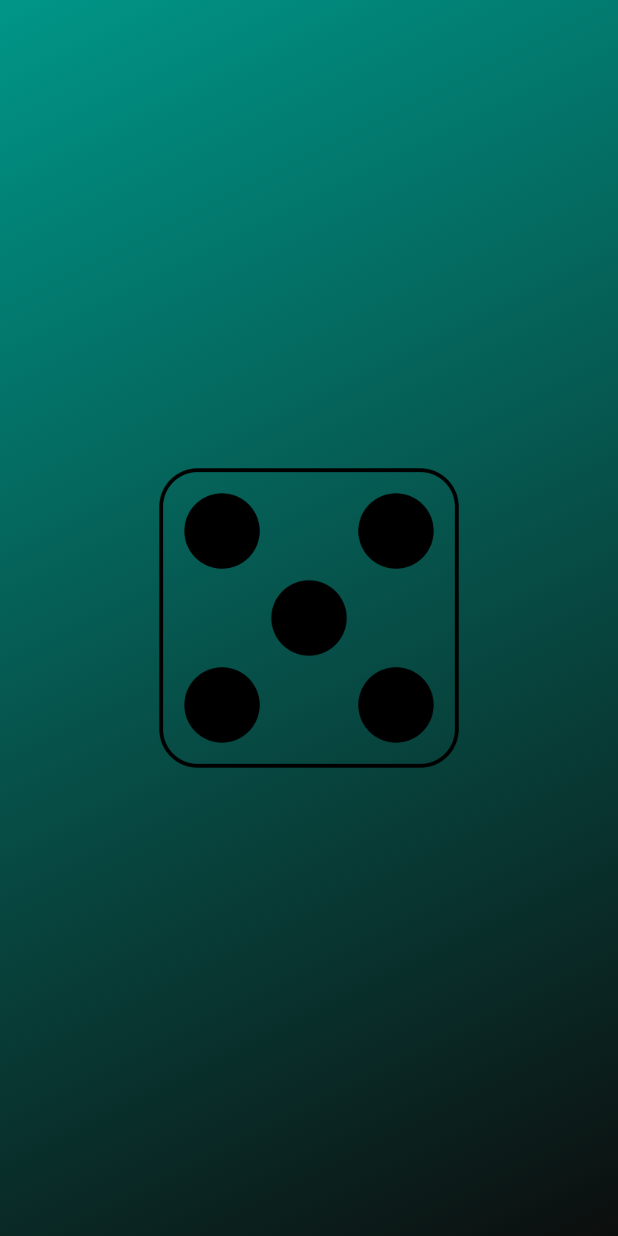
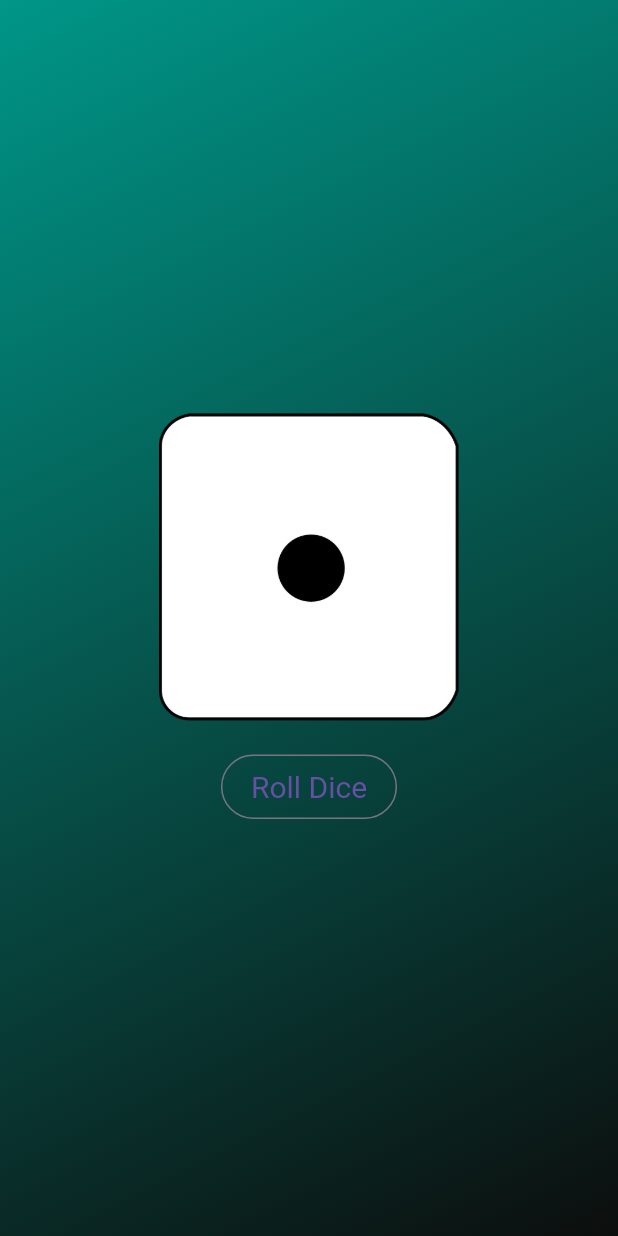
Before and after one commit to MukhtharAzeez/FLUTTER_DICE_APP, a Flutter app: the screen it shows after launch, on a phone screen of 412 x 824 dp. Run offline on Flutter 3.47's test engine with Material 3 defaults, Android fonts, the phone set to English and light mode, and no system bars.

Commit message:
Created a statefull widget for randomly display the dice images while clicking on the role dice button

```diff
--- /dev/null
+++ b/lib/dice_roller.dart
@@ -0,0 +1,42 @@
+import 'package:flutter/material.dart';
+import 'dart:math';
+
+class DiceRoller extends StatefulWidget {
+  const DiceRoller({super.key});
+  @override
+  State<DiceRoller> createState() {
+    return _DiceRollerState();
+  }
+}
+
+class _DiceRollerState extends State<DiceRoller> {
+  var activeImage = 'assets/images/dice-1.png';
+  void rollDice() {
+    var diceroll = Random().nextInt(6) + 1;
+    setState(() {
+      activeImage = 'assets/images/dice-$diceroll.png';
+    });
+  }
+
+  @override
+  Widget build(context) {
+    return Column(
+      mainAxisAlignment: MainAxisAlignment.center,
+      children: [
+        Image.asset(
+          activeImage,
+          width: 200,
+        ),
+        const SizedBox(height: 20),
+        OutlinedButton(
+          onPressed: rollDice,
+          style: TextButton.styleFrom(
+            padding: const EdgeInsets.symmetric(horizontal: 20, vertical: 10),
+            textStyle: const TextStyle(fontSize: 20),
+          ),
+          child: const Text("Roll Dice"),
+        )
+      ],
+    );
+  }
+}
--- a/lib/gradient_container.dart
+++ b/lib/gradient_container.dart
@@ -1,9 +1,11 @@
 import 'package:flutter/material.dart';
+import 'package:learning/dice_roller.dart';
 
 class GradientContainer extends StatelessWidget {
   const GradientContainer(this.text, this.colors, {super.key});
   final String text;
   final List<Color> colors;
+
 
   @override
   Widget build(context) {
@@ -15,7 +17,7 @@ class GradientContainer extends StatelessWidget {
           end: Alignment.bottomRight,
         ),
       ),
-      child: Center(
+      child:const Center(
         // child: Text(
         //   text,
         //   style: const TextStyle(
@@ -24,10 +26,7 @@ class GradientContainer extends StatelessWidget {
         //     fontSize: 30,
         //   ),
         // ),
-        child: Image.asset(
-          'assets/images/dice-5.png',
-          width: 200,
-        ),
+        child: DiceRoller()
       ),
     );
   }
--- a/lib/main.dart
+++ b/lib/main.dart
@@ -12,11 +12,11 @@ class MyApp extends StatelessWidget {
   @override
   Widget build(context) {
     // BuildContext added as parameter
-    return const MaterialApp(
+    return MaterialApp(
       debugShowCheckedModeBanner: false,
       home: Scaffold(
-          body: GradientContainer(
-              'Hello World!!', [Colors.teal, Color.fromARGB(255, 12, 14, 13)])),
+          body: GradientContainer('Hello World!!',
+              const [Colors.teal, Color.fromARGB(255, 12, 14, 13)])),
     );
   }
 }
```
